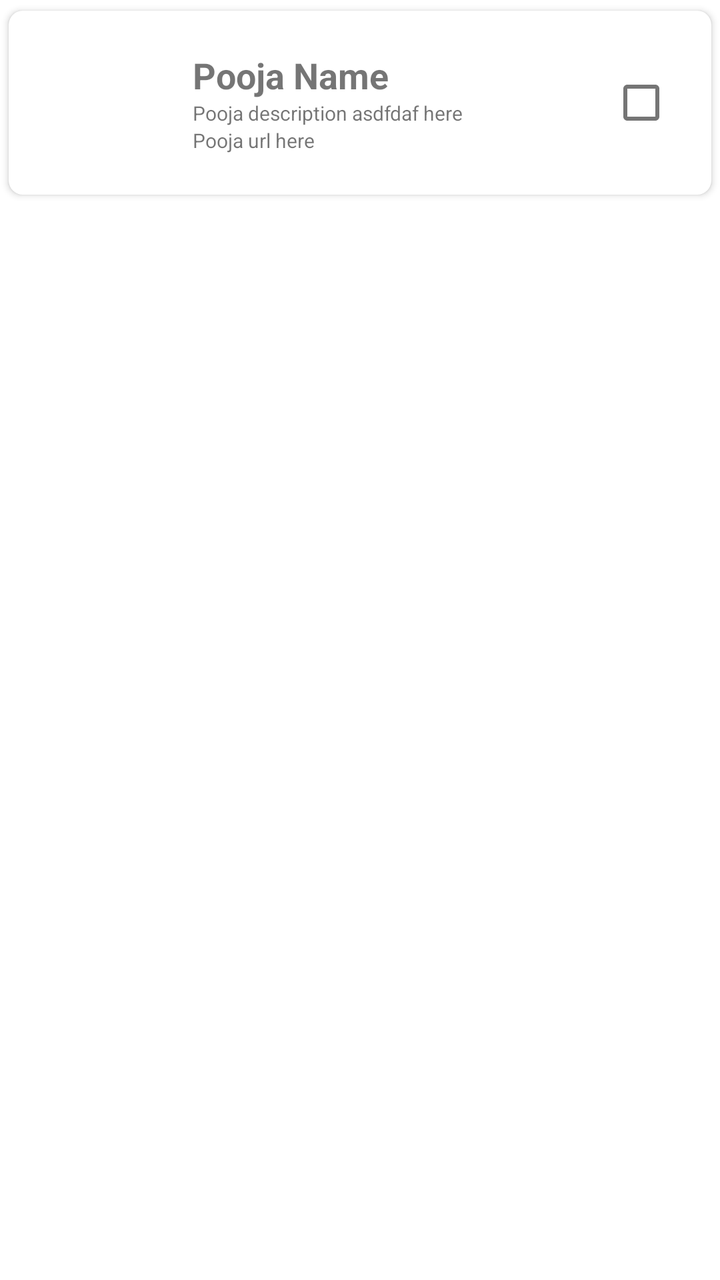
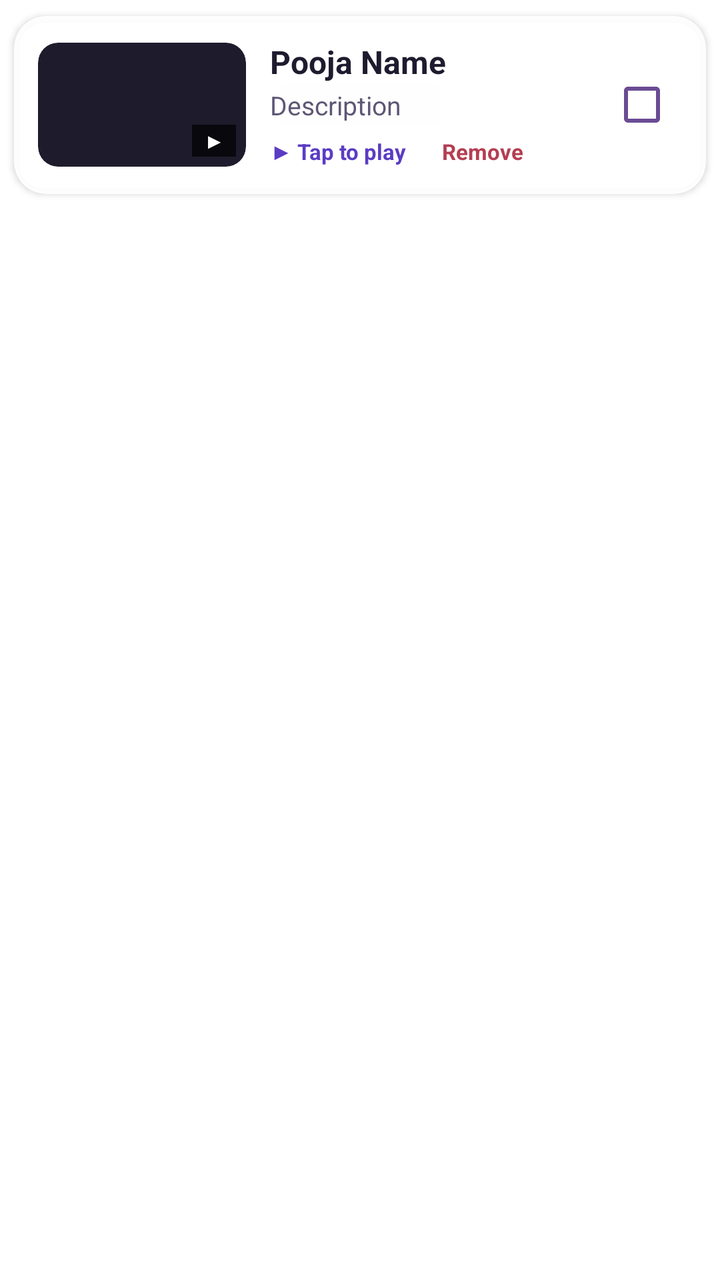

Before-and-after screenshots of an Android layout around one commit, followed by the original layout XML and the change that was made.
<!-- AndroidManifest.xml: application theme Theme.PoojaTracker -->
<!-- res/layout/pooja_row.xml -->
<?xml version="1.0" encoding="utf-8"?>
<LinearLayout xmlns:android="http://schemas.android.com/apk/res/android"
    xmlns:app="http://schemas.android.com/apk/res-auto"
    xmlns:tools="http://schemas.android.com/tools"
    android:layout_width="match_parent"
    android:layout_height="wrap_content"
    android:backgroundTint="#BB1212">

    <androidx.cardview.widget.CardView
        android:id="@+id/mainCard"
        android:layout_width="match_parent"
        android:layout_height="wrap_content"
        app:cardCornerRadius="7dp"
        app:cardUseCompatPadding="true">

        <LinearLayout
            android:id="@+id/llrow"
            android:layout_width="wrap_content"
            android:layout_height="wrap_content"
            android:layout_gravity="center_vertical"
            android:orientation="horizontal"
            android:padding="11dp">

            <ImageView
                android:id="@+id/pooja_img"
                android:layout_width="70dp"
                android:layout_height="70dp" />

        <RelativeLayout
                android:layout_width="match_parent"
                android:layout_height="match_parent"
            >

                <LinearLayout
                    android:layout_width="match_parent"
                    android:layout_height="wrap_content"
                    android:layout_marginLeft="11dp"
                    android:layout_centerVertical="true"
                    android:orientation="vertical">

                    <TextView
                        android:id="@+id/pooja_name"
                        android:layout_width="match_parent"
                        android:layout_height="wrap_content"
                        android:text="Pooja Name"
                        android:textSize="18sp"
                        android:textStyle="bold" />

                    <TextView
                        android:id="@+id/pooja_desc"
                        android:layout_width="match_parent"
                        android:layout_height="wrap_content"
                        android:text="Pooja description asdfdaf here"
                        android:textSize="10sp" />

                    <TextView
                        android:id="@+id/contentURL"
                        android:layout_width="match_parent"
                        android:layout_height="wrap_content"
                        android:text="Pooja url here"
                        android:textSize="10sp" />


                </LinearLayout>

                <LinearLayout
                    android:layout_width="wrap_content"
                    android:layout_height="wrap_content"
                    android:orientation="horizontal"
                    android:layout_alignParentRight="true"
                    android:layout_centerInParent="true"
                    >

                    <CheckBox
                        android:id="@+id/status"
                        android:layout_width="match_parent"
                        android:layout_height="wrap_content"

                        />

                </LinearLayout>

        </RelativeLayout>

        </LinearLayout>


</androidx.cardview.widget.CardView>
    </LinearLayout>
<!-- resources referenced by this layout -->
<resources>
  <style name="Theme.PoojaTracker" parent="Theme.MaterialComponents.DayNight.DarkActionBar">
          
          <item name="colorPrimary">@color/purple_500</item>
          <item name="colorPrimaryVariant">@color/purple_700</item>
          <item name="colorOnPrimary">@color/white</item>
          
          <item name="colorSecondary">@color/teal_200</item>
          <item name="colorSecondaryVariant">@color/teal_700</item>
          <item name="colorOnSecondary">@color/black</item>
          
  
          <item name="android:statusBarColor">@color/status_bar_color</item>
          
      </style>
  <color name="purple_500">#FF6200EE</color>
  <color name="purple_700">#FF3700B3</color>
  <color name="white">#FFFFFFFF</color>
  <color name="teal_200">#FF03DAC5</color>
  <color name="teal_700">#FF018786</color>
  <color name="black">#FF000000</color>
  <color name="status_bar_color">#FF000000</color>
</resources>

<!-- the commit's change to res/layout/pooja_row.xml (unified diff, before → after) -->
@@ -1,89 +1,141 @@
 <?xml version="1.0" encoding="utf-8"?>
-<LinearLayout xmlns:android="http://schemas.android.com/apk/res/android"
+<FrameLayout xmlns:android="http://schemas.android.com/apk/res/android"
     xmlns:app="http://schemas.android.com/apk/res-auto"
-    xmlns:tools="http://schemas.android.com/tools"
     android:layout_width="match_parent"
     android:layout_height="wrap_content"
-    android:backgroundTint="#BB1212">
+    android:paddingBottom="2dp">
 
     <androidx.cardview.widget.CardView
         android:id="@+id/mainCard"
         android:layout_width="match_parent"
         android:layout_height="wrap_content"
-        app:cardCornerRadius="7dp"
+        android:clickable="true"
+        android:focusable="true"
+        android:foreground="?attr/selectableItemBackground"
+        app:cardBackgroundColor="@color/card_surface_bg"
+        app:cardCornerRadius="16dp"
+        app:cardElevation="2dp"
         app:cardUseCompatPadding="true">
 
         <LinearLayout
             android:id="@+id/llrow"
-            android:layout_width="wrap_content"
+            android:layout_width="match_parent"
             android:layout_height="wrap_content"
-            android:layout_gravity="center_vertical"
+            android:gravity="center_vertical"
             android:orientation="horizontal"
-            android:padding="11dp">
+            android:padding="12dp">
 
-            <ImageView
-                android:id="@+id/pooja_img"
-                android:layout_width="70dp"
-                android:layout_height="70dp" />
+            
+            <androidx.cardview.widget.CardView
+                android:layout_width="104dp"
+                android:layout_height="62dp"
+                app:cardBackgroundColor="#1E1C2C"
+                app:cardCornerRadius="10dp"
+                app:cardElevation="0dp">
 
-        <RelativeLayout
-                android:layout_width="match_parent"
-                android:layout_height="match_parent"
-            >
+                <ImageView
+                    android:id="@+id/pooja_img"
+                    android:layout_width="match_parent"
+                    android:layout_height="match_parent"
+                    android:contentDescription="Video thumbnail"
+                    android:scaleType="centerCrop" />
+
+                <TextView
+                    android:layout_width="wrap_content"
+                    android:layout_height="wrap_content"
+                    android:layout_gravity="bottom|end"
+                    android:layout_margin="5dp"
+                    android:background="#B3000000"
+                    android:paddingStart="6dp"
+                    android:paddingTop="1dp"
+                    android:paddingEnd="6dp"
+                    android:paddingBottom="1dp"
+                    android:text="▶"
+                    android:textColor="#FFFFFF"
+                    android:textSize="10sp"
+                    android:textStyle="bold" />
+            </androidx.cardview.widget.CardView>
+
+            
+            <LinearLayout
+                android:layout_width="0dp"
+                android:layout_height="wrap_content"
+                android:layout_marginStart="12dp"
+                android:layout_marginEnd="6dp"
+                android:layout_weight="1"
+                android:orientation="vertical">
+
+                <TextView
+                    android:id="@+id/pooja_name"
+                    android:layout_width="match_parent"
+                    android:layout_height="wrap_content"
+                    android:ellipsize="end"
+                    android:maxLines="2"
+                    android:text="Pooja Name"
+                    android:textColor="@color/card_text_primary"
+                    android:textSize="16sp"
+                    android:textStyle="bold" />
+
+                <TextView
+                    android:id="@+id/pooja_desc"
+                    android:layout_width="match_parent"
+                    android:layout_height="wrap_content"
+                    android:layout_marginTop="2dp"
+                    android:ellipsize="end"
+                    android:maxLines="1"
+                    android:text="Description"
+                    android:textColor="@color/card_text_secondary"
+                    android:textSize="13sp" />
 
                 <LinearLayout
                     android:layout_width="match_parent"
                     android:layout_height="wrap_content"
-                    android:layout_marginLeft="11dp"
-                    android:layout_centerVertical="true"
-                    android:orientation="vertical">
+                    android:layout_marginTop="5dp"
+                    android:gravity="center_vertical"
+                    android:orientation="horizontal">
 
                     <TextView
-                        android:id="@+id/pooja_name"
-                        android:layout_width="match_parent"
+                        android:id="@+id/rowPlayHint"
+                        android:layout_width="wrap_content"
                         android:layout_height="wrap_content"
-                        android:text="Pooja Name"
-                        android:textSize="18sp"
+                        android:text="▶ Tap to play"
+                        android:textColor="@color/accent_link"
+                        android:textSize="11sp"
                         android:textStyle="bold" />
 
                     <TextView
-                        android:id="@+id/pooja_desc"
-                        android:layout_width="match_parent"
+                        android:id="@+id/btnDeleteRow"
+                        android:layout_width="wrap_content"
                         android:layout_height="wrap_content"
-                        android:text="Pooja description asdfdaf here"
-                        android:textSize="10sp" />
-
-                    <TextView
-                        android:id="@+id/contentURL"
-                        android:layout_width="match_parent"
-                        android:layout_height="wrap_content"
-                        android:text="Pooja url here"
-                        android:textSize="10sp" />
-
-
+                        android:layout_marginStart="14dp"
+                        android:background="?attr/selectableItemBackground"
+                        android:clickable="true"
+                        android:focusable="true"
+                        android:paddingStart="4dp"
+                        android:paddingTop="2dp"
+                        android:paddingEnd="4dp"
+                        android:paddingBottom="2dp"
+                        android:text="Remove"
+                        android:textColor="@color/danger_subtle_text"
+                        android:textSize="11sp"
+                        android:textStyle="bold" />
                 </LinearLayout>
 
-                <LinearLayout
-                    android:layout_width="wrap_content"
+                <TextView
+                    android:id="@+id/contentURL"
+                    android:layout_width="match_parent"
                     android:layout_height="wrap_content"
-                    android:orientation="horizontal"
-                    android:layout_alignParentRight="true"
-                    android:layout_centerInParent="true"
-                    >
+                    android:visibility="gone" />
+            </LinearLayout>
 
-                    <CheckBox
-                        android:id="@+id/status"
-                        android:layout_width="match_parent"
-                        android:layout_height="wrap_content"
-
-                        />
-
-                </LinearLayout>
-
-        </RelativeLayout>
+            <CheckBox
+                android:id="@+id/status"
+                android:layout_width="wrap_content"
+                android:layout_height="wrap_content"
+                android:buttonTint="@color/checkbox_tint"
+                android:minWidth="40dp"
+                android:minHeight="40dp" />
 
         </LinearLayout>
-
-
-</androidx.cardview.widget.CardView>
-    </LinearLayout>
+    </androidx.cardview.widget.CardView>
+</FrameLayout>
<!-- resource entries referenced after the edit -->
@@ -1,5 +1,11 @@
 <!-- resources referenced by this layout -->
 <resources>
+  <color name="accent_link">#FF5B3CC4</color>
+  <color name="card_surface_bg">#F0FFFFFF</color>
+  <color name="card_text_primary">#FF1F1B2E</color>
+  <color name="card_text_secondary">#FF5E5675</color>
+  <color name="checkbox_tint">#FF6A4C93</color>
+  <color name="danger_subtle_text">#FFB43E52</color>
   <style name="Theme.PoojaTracker" parent="Theme.MaterialComponents.DayNight.DarkActionBar">
           
           <item name="colorPrimary">@color/purple_500</item>
@@ -20,6 +26,6 @@
   <color name="teal_200">#FF03DAC5</color>
   <color name="teal_700">#FF018786</color>
   <color name="black">#FF000000</color>
-  <color name="status_bar_color">#FF000000</color>
+  <color name="status_bar_color">#FF1A162B</color>
 </resources>
 
